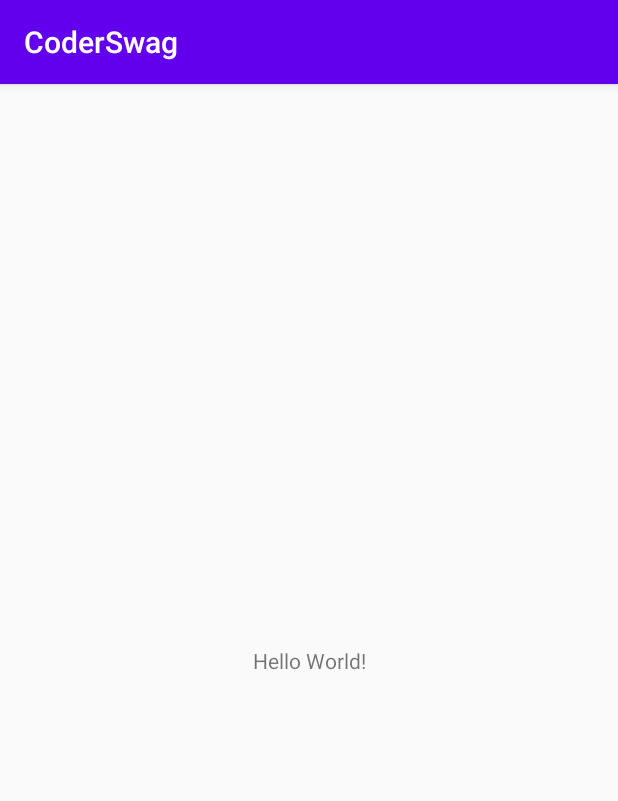
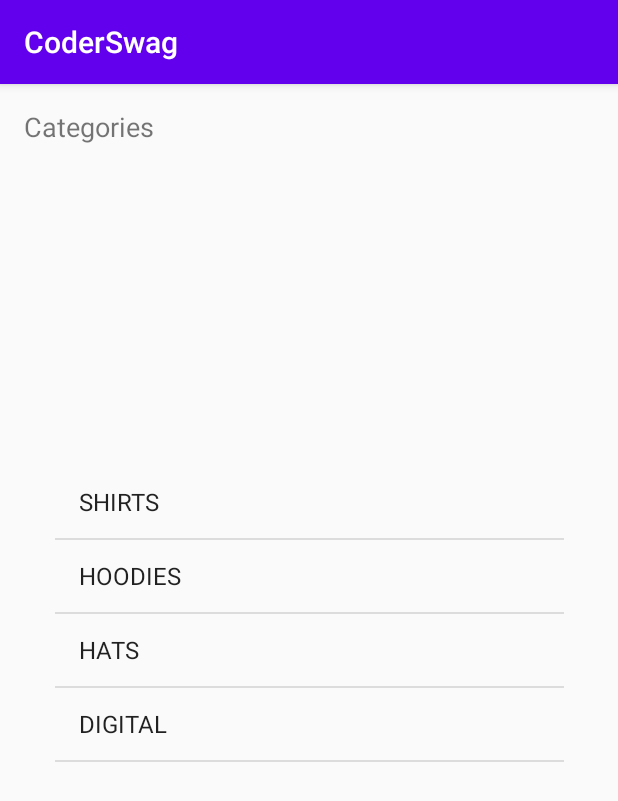
Before and after one commit to victoriavu75/CoderSwag, an Android app: the screen it shows after launch (MainActivity), on a phone screen of 412 x 824 dp. Shown: the top 801 px of the screen. Run offline under Robolectric (Android 15) with nearby library versions, the phone set to English and light mode, and no system bars.

Commit message:
lesson 2

```diff
--- a/app/src/main/java/com/example/coderswag/Controller/MainActivity.kt
+++ b/app/src/main/java/com/example/coderswag/Controller/MainActivity.kt
@@ -2,11 +2,24 @@ package com.example.coderswag.Controller
 
 import androidx.appcompat.app.AppCompatActivity
 import android.os.Bundle
+import android.widget.ArrayAdapter
+import com.example.coderswag.Model.Category
 import com.example.coderswag.R
+import com.example.coderswag.Services.DataService
+import kotlinx.android.synthetic.main.activity_main.*
 
 class MainActivity : AppCompatActivity() {
+
+    lateinit var adapter : ArrayAdapter<Category>
+
     override fun onCreate(savedInstanceState: Bundle?) {
         super.onCreate(savedInstanceState)
         setContentView(R.layout.activity_main)
+
+        adapter = ArrayAdapter( this,
+            android.R.layout.simple_list_item_1,
+            DataService.categories)
+
+        categoryListView.adapter = adapter
     }
 }
--- a/app/src/main/java/com/example/coderswag/Model/Category.kt
+++ b/app/src/main/java/com/example/coderswag/Model/Category.kt
@@ -1,3 +1,7 @@
 package com.example.coderswag.Model
 
-class Category(val title: String, val image: String)
+class Category(val title: String, val image: String){
+    override fun toString(): String {
+        return title
+    }
+}
--- a/app/src/main/res/layout/activity_main.xml
+++ b/app/src/main/res/layout/activity_main.xml
@@ -7,12 +7,28 @@
     tools:context=".Controller.MainActivity">
 
     <TextView
+        android:id="@+id/textView"
         android:layout_width="wrap_content"
         android:layout_height="wrap_content"
-        android:text="Hello World!"
-        app:layout_constraintBottom_toBottomOf="parent"
+        android:layout_marginLeft="16dp"
+        android:layout_marginTop="16dp"
+        android:text="Categories"
+        android:textSize="18sp"
         app:layout_constraintLeft_toLeftOf="parent"
-        app:layout_constraintRight_toRightOf="parent"
         app:layout_constraintTop_toTopOf="parent" />
 
+    <ListView
+        android:id="@+id/categoryListView"
+        android:layout_width="339dp"
+        android:layout_height="454dp"
+        android:layout_marginStart="8dp"
+        android:layout_marginTop="8dp"
+        android:layout_marginEnd="8dp"
+        android:layout_marginBottom="8dp"
+        app:layout_constraintBottom_toBottomOf="parent"
+        app:layout_constraintEnd_toEndOf="parent"
+        app:layout_constraintStart_toStartOf="parent"
+        app:layout_constraintTop_toBottomOf="@+id/textView"
+        app:layout_constraintVertical_bias="0.8" />
+
 </androidx.constraintlayout.widget.ConstraintLayout>
--- a/app/src/main/res/values/strings.xml
+++ b/app/src/main/res/values/strings.xml
@@ -1,3 +1,5 @@
 <resources>
     <string name="app_name">CoderSwag</string>
+    <string name="categoryimage">categoryImage</string>
+    <string name="hats">HATS</string>
 </resources>
```
Also changed, not shown: app/src/main/res/layout/category_list_item.xml (added, +38 -0 lines), app/src/main/java/com/example/coderswag/Services/DataService.kt (line endings or trailing spaces).
